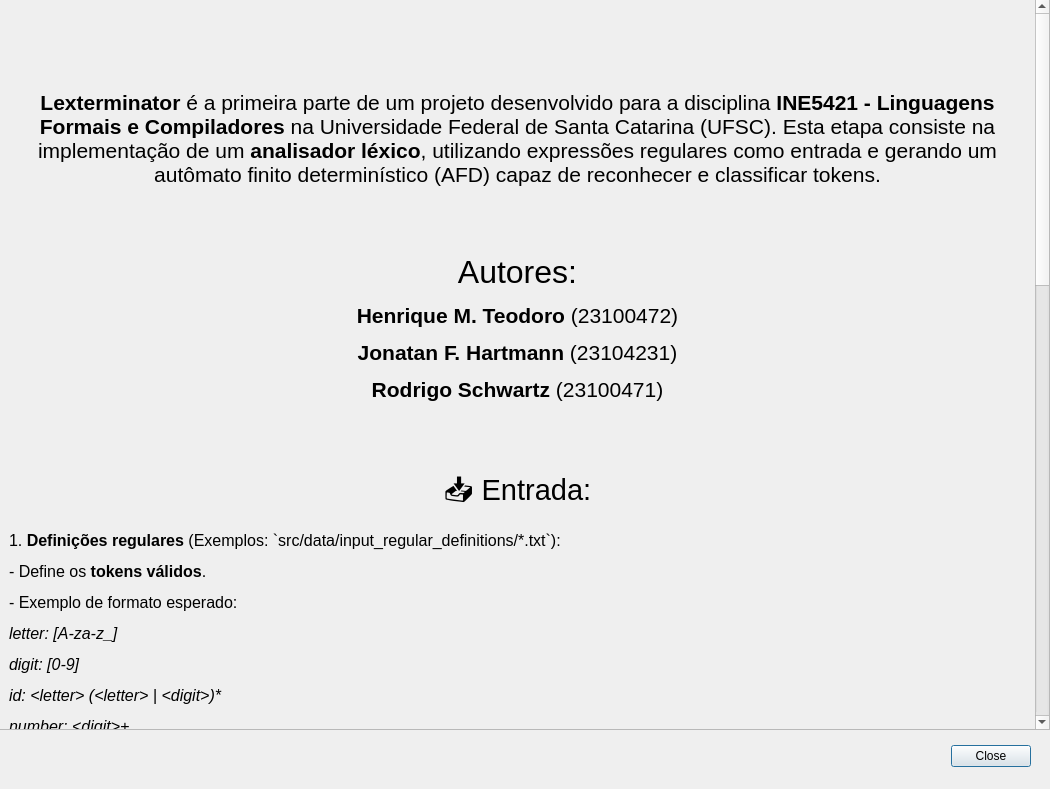
First picture: the form in src/ui/about.ui, repository Henrique1803/Lexterminator, before the edit.
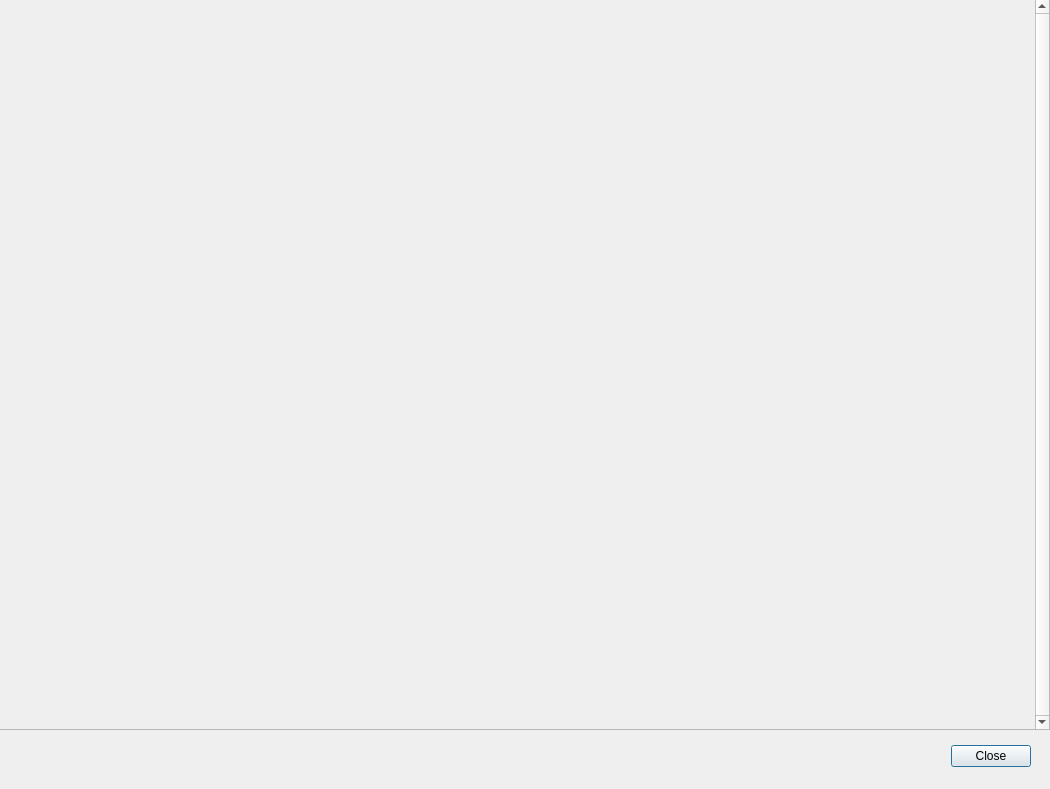
Second picture: the form after the edit. Icons and pictures are not drawn.

Commit message: update about screen'

Diff of the .ui file:
```diff
--- a/src/ui/about.ui
+++ b/src/ui/about.ui
@@ -57,158 +57,16 @@
     <property name="geometry">
      <rect>
       <x>0</x>
-      <y>-488</y>
+      <y>0</y>
       <width>1035</width>
-      <height>2101</height>
+      <height>729</height>
      </rect>
     </property>
     <layout class="QGridLayout" name="gridLayout">
      <item row="0" column="0">
       <widget class="QLabel" name="logo">
        <property name="textFormat">
-        <enum>Qt::PlainText</enum>
-       </property>
-       <property name="pixmap">
-        <pixmap>resources/logo-lexterminator-resized.png</pixmap>
-       </property>
-       <property name="alignment">
-        <set>Qt::AlignCenter</set>
-       </property>
-      </widget>
-     </item>
-     <item row="2" column="0">
-      <widget class="QLabel" name="label_2">
-       <property name="font">
-        <font>
-         <pointsize>16</pointsize>
-        </font>
-       </property>
-       <property name="styleSheet">
-        <string notr="true">color: black</string>
-       </property>
-       <property name="text">
-        <string>&lt;html&gt;&lt;head/&gt;&lt;body&gt;&lt;p align=&quot;center&quot;&gt;&lt;span style=&quot; font-size:24pt;&quot;&gt;Autores:&lt;/span&gt;&lt;/p&gt;&lt;p align=&quot;center&quot;&gt;&lt;span style=&quot; font-weight:600;&quot;&gt;Henrique M. Teodoro&lt;/span&gt; (23100472)&lt;/p&gt;&lt;p align=&quot;center&quot;&gt;&lt;span style=&quot; font-weight:600;&quot;&gt;Jonatan F. Hartmann&lt;/span&gt; (23104231)&lt;/p&gt;&lt;p align=&quot;center&quot;&gt;&lt;span style=&quot; font-weight:600;&quot;&gt;Rodrigo Schwartz&lt;/span&gt; (23100471)&lt;/p&gt;&lt;p align=&quot;center&quot;&gt;&lt;br/&gt;&lt;/p&gt;&lt;/body&gt;&lt;/html&gt;</string>
-       </property>
-       <property name="alignment">
-        <set>Qt::AlignCenter</set>
-       </property>
-       <property name="wordWrap">
-        <bool>true</bool>
-       </property>
-      </widget>
-     </item>
-     <item row="4" column="0">
-      <widget class="QLabel" name="label_4">
-       <property name="font">
-        <font>
-         <pointsize>16</pointsize>
-        </font>
-       </property>
-       <property name="styleSheet">
-        <string notr="true">color: black</string>
-       </property>
-       <property name="text">
-        <string>&lt;!DOCTYPE HTML PUBLIC &quot;-//W3C//DTD HTML 4.0//EN&quot; &quot;http://www.w3.org/TR/REC-html40/strict.dtd&quot;&gt;
-&lt;html&gt;&lt;head&gt;&lt;meta name=&quot;qrichtext&quot; content=&quot;1&quot; /&gt;&lt;style type=&quot;text/css&quot;&gt;
-p, li { white-space: pre-wrap; }
-&lt;/style&gt;&lt;/head&gt;&lt;body style=&quot; font-family:'Ubuntu Sans'; font-size:16pt; font-weight:400; font-style:normal;&quot;&gt;
-&lt;p align=&quot;center&quot; style=&quot; margin-top:0px; margin-bottom:0px; margin-left:0px; margin-right:0px; -qt-block-indent:0; text-indent:0px;&quot;&gt;&lt;span style=&quot; font-size:22pt;&quot;&gt;📤 Saída:&lt;/span&gt;&lt;/p&gt;
-&lt;p align=&quot;justify&quot; style=&quot; margin-top:12px; margin-bottom:12px; margin-left:0px; margin-right:0px; -qt-block-indent:0; text-indent:0px;&quot;&gt;&lt;span style=&quot; font-size:12pt;&quot;&gt;1. &lt;/span&gt;&lt;span style=&quot; font-size:12pt; font-weight:600;&quot;&gt;AFD Unificado&lt;/span&gt;&lt;span style=&quot; font-size:12pt;&quot;&gt; (Saída padrão: src/data/output_af/af_output.txt):&lt;/span&gt;&lt;/p&gt;
-&lt;p align=&quot;justify&quot; style=&quot; margin-top:12px; margin-bottom:12px; margin-left:0px; margin-right:0px; -qt-block-indent:0; text-indent:0px;&quot;&gt;&lt;span style=&quot; font-size:12pt;&quot;&gt;- Mostra o autômato determinizado resultante da união dos AFNs.&lt;/span&gt;&lt;/p&gt;
-&lt;p align=&quot;justify&quot; style=&quot; margin-top:12px; margin-bottom:12px; margin-left:0px; margin-right:0px; -qt-block-indent:0; text-indent:0px;&quot;&gt;&lt;span style=&quot; font-size:12pt;&quot;&gt;- Formato: &lt;/span&gt;&lt;/p&gt;
-&lt;p align=&quot;justify&quot; style=&quot; margin-top:12px; margin-bottom:12px; margin-left:0px; margin-right:0px; -qt-block-indent:0; text-indent:0px;&quot;&gt;&lt;span style=&quot; font-size:12pt; font-style:italic;&quot;&gt;número de estados&lt;/span&gt;&lt;/p&gt;
-&lt;p align=&quot;justify&quot; style=&quot; margin-top:12px; margin-bottom:12px; margin-left:0px; margin-right:0px; -qt-block-indent:0; text-indent:0px;&quot;&gt;&lt;span style=&quot; font-size:12pt; font-style:italic;&quot;&gt;estado inicial&lt;/span&gt;&lt;/p&gt;
-&lt;p align=&quot;justify&quot; style=&quot; margin-top:12px; margin-bottom:12px; margin-left:0px; margin-right:0px; -qt-block-indent:0; text-indent:0px;&quot;&gt;&lt;span style=&quot; font-size:12pt; font-style:italic;&quot;&gt;estados finais separados por vírgula&lt;/span&gt;&lt;/p&gt;
-&lt;p align=&quot;justify&quot; style=&quot; margin-top:12px; margin-bottom:12px; margin-left:0px; margin-right:0px; -qt-block-indent:0; text-indent:0px;&quot;&gt;&lt;span style=&quot; font-size:12pt; font-style:italic;&quot;&gt;símbolos do alfabeto separados por vírgula&lt;/span&gt;&lt;/p&gt;
-&lt;p align=&quot;justify&quot; style=&quot; margin-top:12px; margin-bottom:12px; margin-left:0px; margin-right:0px; -qt-block-indent:0; text-indent:0px;&quot;&gt;&lt;span style=&quot; font-size:12pt; font-style:italic;&quot;&gt;transição na forma: &amp;lt;estado atual,símbolo,estado destino&amp;gt;&lt;/span&gt;&lt;/p&gt;
-&lt;p align=&quot;justify&quot; style=&quot; margin-top:12px; margin-bottom:12px; margin-left:0px; margin-right:0px; -qt-block-indent:0; text-indent:0px;&quot;&gt;&lt;span style=&quot; font-size:12pt; font-style:italic;&quot;&gt;transição na forma: &amp;lt;estado atual,símbolo,estado destino&amp;gt;&lt;/span&gt;&lt;/p&gt;
-&lt;p align=&quot;justify&quot; style=&quot; margin-top:12px; margin-bottom:12px; margin-left:0px; margin-right:0px; -qt-block-indent:0; text-indent:0px;&quot;&gt;&lt;span style=&quot; font-size:12pt; font-style:italic;&quot;&gt;... &lt;/span&gt;&lt;/p&gt;
-&lt;p align=&quot;justify&quot; style=&quot;-qt-paragraph-type:empty; margin-top:12px; margin-bottom:12px; margin-left:0px; margin-right:0px; -qt-block-indent:0; text-indent:0px; font-size:12pt;&quot;&gt;&lt;br /&gt;&lt;/p&gt;
-&lt;p align=&quot;justify&quot; style=&quot; margin-top:12px; margin-bottom:12px; margin-left:0px; margin-right:0px; -qt-block-indent:0; text-indent:0px;&quot;&gt;&lt;span style=&quot; font-size:12pt;&quot;&gt;2. &lt;/span&gt;&lt;span style=&quot; font-size:12pt; font-weight:600;&quot;&gt;Diagrama do Autômato&lt;/span&gt;&lt;span style=&quot; font-size:12pt;&quot;&gt; (Saída padrão: src/data/output_automata_diagram/automata_diagram.png): &lt;/span&gt;&lt;/p&gt;
-&lt;p align=&quot;justify&quot; style=&quot; margin-top:12px; margin-bottom:12px; margin-left:0px; margin-right:0px; -qt-block-indent:0; text-indent:0px;&quot;&gt;&lt;span style=&quot; font-size:12pt;&quot;&gt;- Imagem gerada automaticamente usando `graphviz`. &lt;/span&gt;&lt;/p&gt;
-&lt;p align=&quot;justify&quot; style=&quot;-qt-paragraph-type:empty; margin-top:12px; margin-bottom:12px; margin-left:0px; margin-right:0px; -qt-block-indent:0; text-indent:0px; font-size:12pt;&quot;&gt;&lt;br /&gt;&lt;/p&gt;
-&lt;p align=&quot;justify&quot; style=&quot; margin-top:12px; margin-bottom:12px; margin-left:0px; margin-right:0px; -qt-block-indent:0; text-indent:0px;&quot;&gt;&lt;span style=&quot; font-size:12pt;&quot;&gt;3. &lt;/span&gt;&lt;span style=&quot; font-size:12pt; font-weight:600;&quot;&gt;Tokens Reconhecidos&lt;/span&gt;&lt;span style=&quot; font-size:12pt;&quot;&gt; (Saída padrão: src/data/output_lexical_analyzer/tokens_output.txt): &lt;/span&gt;&lt;/p&gt;
-&lt;p align=&quot;justify&quot; style=&quot; margin-top:12px; margin-bottom:12px; margin-left:0px; margin-right:0px; -qt-block-indent:0; text-indent:0px;&quot;&gt;&lt;span style=&quot; font-size:12pt;&quot;&gt;- Lista os tokens encontrados no arquivo de entrada ou aponta erros de reconhecimento. &lt;/span&gt;&lt;/p&gt;
-&lt;p align=&quot;justify&quot; style=&quot; margin-top:12px; margin-bottom:12px; margin-left:0px; margin-right:0px; -qt-block-indent:0; text-indent:0px;&quot;&gt;&lt;span style=&quot; font-size:12pt;&quot;&gt;- Formato: &lt;/span&gt;&lt;/p&gt;
-&lt;p align=&quot;justify&quot; style=&quot; margin-top:12px; margin-bottom:12px; margin-left:0px; margin-right:0px; -qt-block-indent:0; text-indent:0px;&quot;&gt;&lt;span style=&quot; font-size:12pt; font-style:italic;&quot;&gt;&amp;lt;lexema,token&amp;gt; // em caso de ser reconhecido como um token válido &lt;/span&gt;&lt;/p&gt;
-&lt;p align=&quot;justify&quot; style=&quot; margin-top:12px; margin-bottom:12px; margin-left:0px; margin-right:0px; -qt-block-indent:0; text-indent:0px;&quot;&gt;&lt;span style=&quot; font-size:12pt; font-style:italic;&quot;&gt;&amp;lt;lexema,erro!&amp;gt; // em caso de não ser reconhecido como token válido&lt;/span&gt;&lt;/p&gt;&lt;/body&gt;&lt;/html&gt;</string>
-       </property>
-       <property name="alignment">
-        <set>Qt::AlignCenter</set>
-       </property>
-       <property name="wordWrap">
-        <bool>true</bool>
-       </property>
-      </widget>
-     </item>
-     <item row="3" column="0">
-      <widget class="QLabel" name="label_3">
-       <property name="enabled">
-        <bool>true</bool>
-       </property>
-       <property name="font">
-        <font>
-         <pointsize>16</pointsize>
-        </font>
-       </property>
-       <property name="styleSheet">
-        <string notr="true">color: black</string>
-       </property>
-       <property name="text">
-        <string>&lt;!DOCTYPE HTML PUBLIC &quot;-//W3C//DTD HTML 4.0//EN&quot; &quot;http://www.w3.org/TR/REC-html40/strict.dtd&quot;&gt;
-&lt;html&gt;&lt;head&gt;&lt;meta name=&quot;qrichtext&quot; content=&quot;1&quot; /&gt;&lt;style type=&quot;text/css&quot;&gt;
-p, li { white-space: pre-wrap; }
-&lt;/style&gt;&lt;/head&gt;&lt;body style=&quot; font-family:'Ubuntu Sans'; font-size:16pt; font-weight:400; font-style:normal;&quot;&gt;
-&lt;p align=&quot;center&quot; style=&quot; margin-top:12px; margin-bottom:12px; margin-left:0px; margin-right:0px; -qt-block-indent:0; text-indent:0px;&quot;&gt;&lt;span style=&quot; font-size:22pt;&quot;&gt;📥 Entrada:&lt;/span&gt;&lt;/p&gt;
-&lt;p align=&quot;justify&quot; style=&quot; margin-top:12px; margin-bottom:12px; margin-left:0px; margin-right:0px; -qt-block-indent:0; text-indent:0px;&quot;&gt;&lt;span style=&quot; font-size:12pt;&quot;&gt;1. &lt;/span&gt;&lt;span style=&quot; font-size:12pt; font-weight:600;&quot;&gt;Definições regulares&lt;/span&gt;&lt;span style=&quot; font-size:12pt;&quot;&gt; (Exemplos: `src/data/input_regular_definitions/*.txt`): &lt;/span&gt;&lt;/p&gt;
-&lt;p align=&quot;justify&quot; style=&quot; margin-top:12px; margin-bottom:12px; margin-left:0px; margin-right:0px; -qt-block-indent:0; text-indent:0px;&quot;&gt;&lt;span style=&quot; font-size:12pt;&quot;&gt;- Define os &lt;/span&gt;&lt;span style=&quot; font-size:12pt; font-weight:600;&quot;&gt;tokens válidos&lt;/span&gt;&lt;span style=&quot; font-size:12pt;&quot;&gt;.&lt;/span&gt;&lt;/p&gt;
-&lt;p align=&quot;justify&quot; style=&quot; margin-top:12px; margin-bottom:12px; margin-left:0px; margin-right:0px; -qt-block-indent:0; text-indent:0px;&quot;&gt;&lt;span style=&quot; font-size:12pt;&quot;&gt;- Exemplo de formato esperado: &lt;/span&gt;&lt;/p&gt;
-&lt;p align=&quot;justify&quot; style=&quot; margin-top:12px; margin-bottom:12px; margin-left:0px; margin-right:0px; -qt-block-indent:0; text-indent:0px;&quot;&gt;&lt;span style=&quot; font-size:12pt; font-style:italic;&quot;&gt;letter: [A-za-z_]&lt;/span&gt;&lt;/p&gt;
-&lt;p align=&quot;justify&quot; style=&quot; margin-top:12px; margin-bottom:12px; margin-left:0px; margin-right:0px; -qt-block-indent:0; text-indent:0px;&quot;&gt;&lt;span style=&quot; font-size:12pt; font-style:italic;&quot;&gt;digit: [0-9]&lt;/span&gt;&lt;/p&gt;
-&lt;p align=&quot;justify&quot; style=&quot; margin-top:12px; margin-bottom:12px; margin-left:0px; margin-right:0px; -qt-block-indent:0; text-indent:0px;&quot;&gt;&lt;span style=&quot; font-size:12pt; font-style:italic;&quot;&gt;id: &amp;lt;letter&amp;gt; (&amp;lt;letter&amp;gt; | &amp;lt;digit&amp;gt;)*&lt;/span&gt;&lt;/p&gt;
-&lt;p align=&quot;justify&quot; style=&quot; margin-top:12px; margin-bottom:12px; margin-left:0px; margin-right:0px; -qt-block-indent:0; text-indent:0px;&quot;&gt;&lt;span style=&quot; font-size:12pt; font-style:italic;&quot;&gt;number: &amp;lt;digit&amp;gt;+&lt;/span&gt;&lt;/p&gt;
-&lt;p align=&quot;justify&quot; style=&quot; margin-top:12px; margin-bottom:12px; margin-left:0px; margin-right:0px; -qt-block-indent:0; text-indent:0px;&quot;&gt;&lt;span style=&quot; font-size:12pt;&quot;&gt;- ⚠️ &lt;/span&gt;&lt;span style=&quot; font-size:12pt; font-weight:600;&quot;&gt;Validações&lt;/span&gt;&lt;span style=&quot; font-size:12pt;&quot;&gt;:&lt;/span&gt;&lt;/p&gt;
-&lt;p align=&quot;justify&quot; style=&quot; margin-top:12px; margin-bottom:12px; margin-left:0px; margin-right:0px; -qt-block-indent:0; text-indent:0px;&quot;&gt;&lt;span style=&quot; font-size:12pt;&quot;&gt;- Operadores suportados: |, *, +, ?, concatenação implícita ou explícita.&lt;/span&gt;&lt;/p&gt;
-&lt;p align=&quot;justify&quot; style=&quot; margin-top:12px; margin-bottom:12px; margin-left:0px; margin-right:0px; -qt-block-indent:0; text-indent:0px;&quot;&gt;&lt;span style=&quot; font-size:12pt;&quot;&gt;- &amp;amp; equivalente ao símbolo vazio.&lt;/span&gt;&lt;/p&gt;
-&lt;p align=&quot;justify&quot; style=&quot; margin-top:12px; margin-bottom:12px; margin-left:0px; margin-right:0px; -qt-block-indent:0; text-indent:0px;&quot;&gt;&lt;span style=&quot; font-size:12pt;&quot;&gt;- Suporte a agrupamentos ().&lt;/span&gt;&lt;/p&gt;
-&lt;p align=&quot;justify&quot; style=&quot; margin-top:12px; margin-bottom:12px; margin-left:0px; margin-right:0px; -qt-block-indent:0; text-indent:0px;&quot;&gt;&lt;span style=&quot; font-size:12pt;&quot;&gt;- Grupos e sequências lógicas no formato [A-Za-z0-9_] (para A, B .., Z, a, b, .. z, 0, ..., 9, _)&lt;/span&gt;&lt;/p&gt;
-&lt;p align=&quot;justify&quot; style=&quot; margin-top:12px; margin-bottom:12px; margin-left:0px; margin-right:0px; -qt-block-indent:0; text-indent:0px;&quot;&gt;&lt;span style=&quot; font-size:12pt;&quot;&gt;- Aliases de definições anteriores no formato &amp;lt;alias&amp;gt;.&lt;/span&gt;&lt;/p&gt;
-&lt;p align=&quot;justify&quot; style=&quot; margin-top:12px; margin-bottom:12px; margin-left:0px; margin-right:0px; -qt-block-indent:0; text-indent:0px;&quot;&gt;&lt;span style=&quot; font-size:12pt;&quot;&gt;- Uma definição por linha, no formato `definição: expressão` .&lt;/span&gt;&lt;/p&gt;
-&lt;p align=&quot;justify&quot; style=&quot; margin-top:12px; margin-bottom:12px; margin-left:0px; margin-right:0px; -qt-block-indent:0; text-indent:0px;&quot;&gt;&lt;span style=&quot; font-size:12pt;&quot;&gt;- Nomes de tokens devem ser alfanuméricos e únicos.&lt;/span&gt;&lt;/p&gt;
-&lt;p align=&quot;justify&quot; style=&quot; margin-top:12px; margin-bottom:12px; margin-left:0px; margin-right:0px; -qt-block-indent:0; text-indent:0px;&quot;&gt;&lt;span style=&quot; font-size:12pt;&quot;&gt;- &lt;/span&gt;&lt;span style=&quot; font-size:12pt; font-weight:600;&quot;&gt;Caracteres de escape&lt;/span&gt;&lt;span style=&quot; font-size:12pt;&quot;&gt; `\`:&lt;/span&gt;&lt;/p&gt;
-&lt;p align=&quot;justify&quot; style=&quot; margin-top:12px; margin-bottom:12px; margin-left:0px; margin-right:0px; -qt-block-indent:0; text-indent:0px;&quot;&gt;&lt;span style=&quot; font-size:12pt;&quot;&gt;- Qualquer símbolo imediatamente após o caractere \ é considerado um símbolo literal, não um operador.&lt;/span&gt;&lt;/p&gt;
-&lt;p align=&quot;justify&quot; style=&quot; margin-top:12px; margin-bottom:12px; margin-left:0px; margin-right:0px; -qt-block-indent:0; text-indent:0px;&quot;&gt;&lt;span style=&quot; font-size:12pt;&quot;&gt;- Para representar como literal, os seguintes símbolos devem ser escapados: \\, \&amp;lt;, \&amp;gt;, \(, \), \[, \], \*, \|, \., \?, \+, \&amp;amp;, \-&lt;/span&gt;&lt;/p&gt;
-&lt;p align=&quot;justify&quot; style=&quot;-qt-paragraph-type:empty; margin-top:12px; margin-bottom:12px; margin-left:0px; margin-right:0px; -qt-block-indent:0; text-indent:0px; font-size:12pt;&quot;&gt;&lt;br /&gt;&lt;/p&gt;
-&lt;p align=&quot;justify&quot; style=&quot; margin-top:12px; margin-bottom:12px; margin-left:0px; margin-right:0px; -qt-block-indent:0; text-indent:0px;&quot;&gt;&lt;span style=&quot; font-size:12pt;&quot;&gt;2. &lt;/span&gt;&lt;span style=&quot; font-size:12pt; font-weight:600;&quot;&gt;Arquivo para análise léxica&lt;/span&gt;&lt;span style=&quot; font-size:12pt;&quot;&gt; (Exemplos: `src/data/input_lexical_analyzer/*.txt`): &lt;/span&gt;&lt;/p&gt;
-&lt;p align=&quot;justify&quot; style=&quot; margin-top:12px; margin-bottom:12px; margin-left:0px; margin-right:0px; -qt-block-indent:0; text-indent:0px;&quot;&gt;&lt;span style=&quot; font-size:12pt;&quot;&gt;- Contém o texto a ser reconhecido/tokenizado. &lt;/span&gt;&lt;/p&gt;
-&lt;p align=&quot;justify&quot; style=&quot; margin-top:12px; margin-bottom:12px; margin-left:0px; margin-right:0px; -qt-block-indent:0; text-indent:0px;&quot;&gt;&lt;span style=&quot; font-size:12pt;&quot;&gt;- Considera uma palavra por linha.&lt;br /&gt;&lt;/span&gt;&lt;/p&gt;&lt;/body&gt;&lt;/html&gt;</string>
-       </property>
-       <property name="alignment">
-        <set>Qt::AlignCenter</set>
-       </property>
-       <property name="wordWrap">
-        <bool>true</bool>
-       </property>
-      </widget>
-     </item>
-     <item row="1" column="0">
-      <widget class="QLabel" name="label">
-       <property name="font">
-        <font>
-         <pointsize>16</pointsize>
-        </font>
-       </property>
-       <property name="styleSheet">
-        <string notr="true">color: black</string>
-       </property>
-       <property name="text">
-        <string>&lt;html&gt;&lt;head/&gt;&lt;body&gt;&lt;p&gt;&lt;br/&gt;&lt;/p&gt;&lt;p&gt;&lt;span style=&quot; font-weight:600;&quot;&gt;Lexterminator&lt;/span&gt; é a primeira parte de um projeto desenvolvido para a disciplina &lt;span style=&quot; font-weight:600;&quot;&gt;INE5421 - Linguagens Formais e Compiladores&lt;/span&gt; na Universidade Federal de Santa Catarina (UFSC). Esta etapa consiste na implementação de um &lt;span style=&quot; font-weight:600;&quot;&gt;analisador léxico&lt;/span&gt;, utilizando expressões regulares como entrada e gerando um autômato finito determinístico (AFD) capaz de reconhecer e classificar tokens.&lt;/p&gt;&lt;p&gt;&lt;br/&gt;&lt;/p&gt;&lt;/body&gt;&lt;/html&gt;</string>
-       </property>
-       <property name="alignment">
-        <set>Qt::AlignCenter</set>
-       </property>
-       <property name="wordWrap">
-        <bool>true</bool>
+        <enum>Qt::MarkdownText</enum>
        </property>
       </widget>
      </item>
```
Left out of the diff: 2 changed lines with no effect on the pictures. The commit also changes 9 other files.
